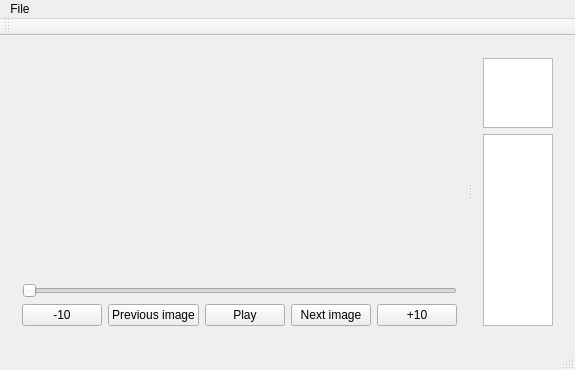
Above: mainwindow.ui from jankolorenc/VideoTimeMeasure before the change. Below: the same form after it.
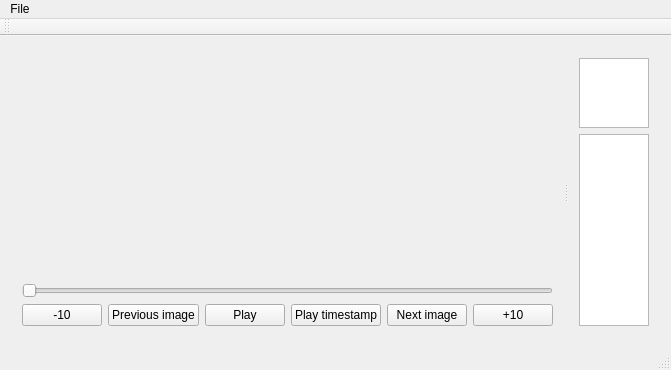
That is the form after the change. Custom widgets are drawn as their Qt base class.

Commit message: added play till timestamp function to easily verify limiter interval

Patch:
```diff
--- a/mainwindow.ui
+++ b/mainwindow.ui
@@ -83,6 +83,13 @@
             </property>
            </widget>
           </item>
+          <item>
+           <widget class="QPushButton" name="playTillNextTimestampPushButton">
+            <property name="text">
+             <string>Play timestamp</string>
+            </property>
+           </widget>
+          </item>
           <item>
            <widget class="QPushButton" name="nextImagePushButton">
             <property name="text">
```
The commit also changes 2 other files.
